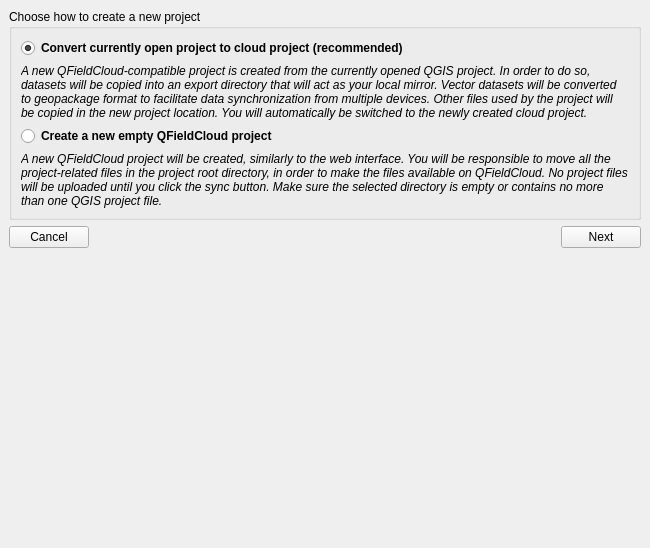
First picture: the form in qfieldsync/ui/cloud_create_project_widget.ui, repository opengisch/qfieldsync, before the edit.
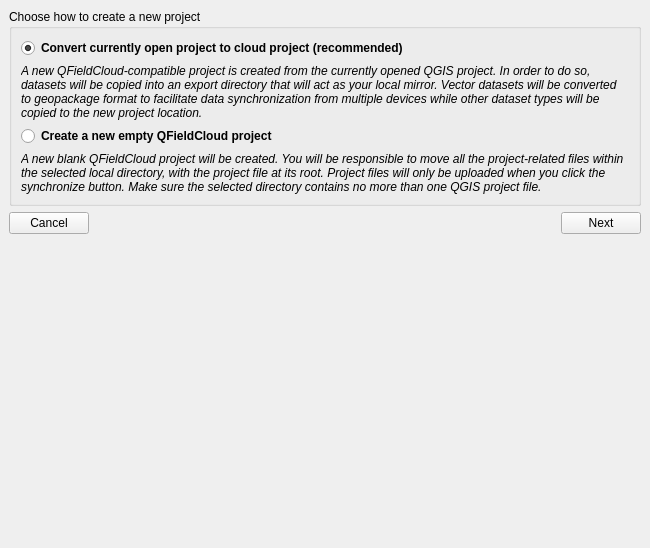
Second picture: the form after the edit.

Commit message: Improve additional info text

Diff of the .ui file:
```diff
--- a/qfieldsync/ui/cloud_create_project_widget.ui
+++ b/qfieldsync/ui/cloud_create_project_widget.ui
@@ -63,7 +63,7 @@
              </font>
             </property>
             <property name="text">
-             <string>A new QFieldCloud-compatible project is created from the currently opened QGIS project. In order to do so, datasets will be copied into an export directory that will act as your local mirror. Vector datasets will be converted to geopackage format to facilitate data synchronization from multiple devices. Other files used by the project will be copied in the new project location. You will automatically be switched to the newly created cloud project.</string>
+             <string>A new QFieldCloud-compatible project is created from the currently opened QGIS project. In order to do so, datasets will be copied into an export directory that will act as your local mirror. Vector datasets will be converted to geopackage format to facilitate data synchronization from multiple devices while other dataset types will be copied to the new project location.</string>
             </property>
             <property name="wordWrap">
              <bool>true</bool>
@@ -94,7 +94,7 @@
              </font>
             </property>
             <property name="text">
-             <string>A new QFieldCloud project will be created, similarly to the web interface. You will be responsible to move all the project-related files in the project root directory, in order to make the files available on QFieldCloud. No project files will be uploaded until you click the sync button. Make sure the selected directory is empty or contains no more than one QGIS project file.</string>
+             <string>A new blank QFieldCloud project will be created. You will be responsible to move all the project-related files within the selected local directory, with the project file at its root. Project files will only be uploaded when you click the synchronize button. Make sure the selected directory contains no more than one QGIS project file.</string>
             </property>
             <property name="wordWrap">
              <bool>true</bool>
```
Left out of the diff: 6 changed lines with no effect on the pictures.
